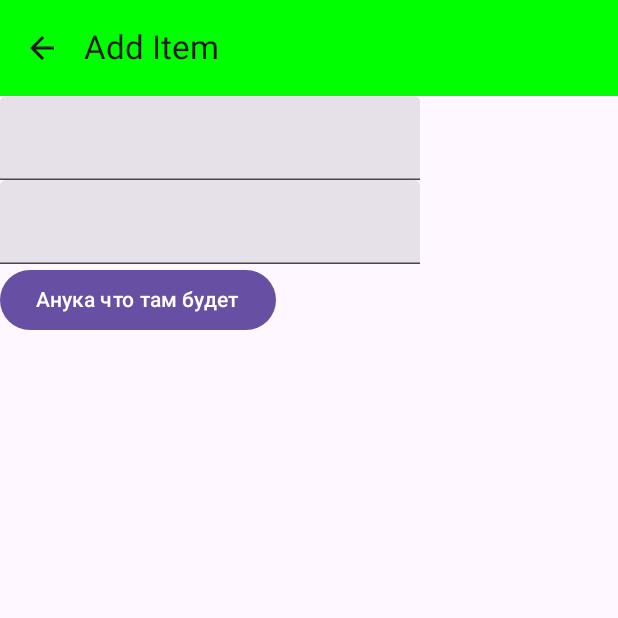
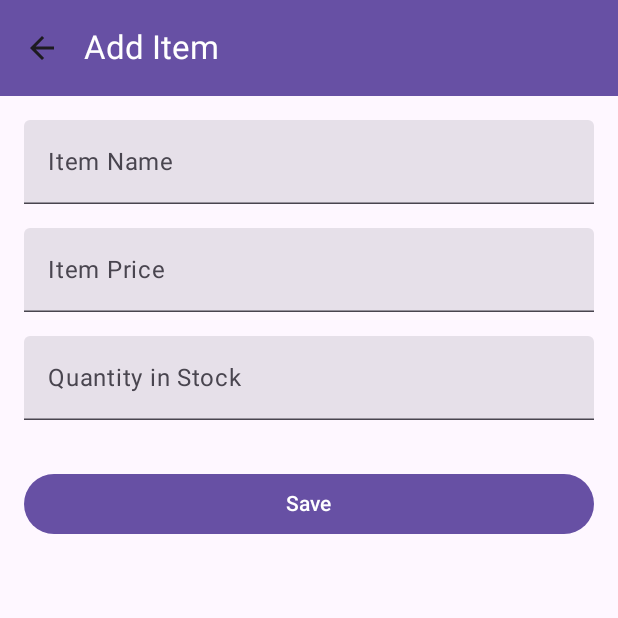
Before and after one commit to dmitrysukhov96/Inventory, an Android app built with Jetpack Compose: the AddItemScreen screen opened through its navigation route, on a phone screen of 412 x 824 dp, the top half of it. Run offline under Robolectric (Android 15) with nearby library versions, the phone set to English and light mode, and no system bars.

Commit message:
сделал макеты двух экранов

```diff
--- a/app/src/main/java/com/dmitrysukhov/inventory/Inventory.kt
+++ b/app/src/main/java/com/dmitrysukhov/inventory/Inventory.kt
@@ -4,11 +4,14 @@ import androidx.compose.foundation.layout.Column
 import androidx.compose.foundation.layout.Row
 import androidx.compose.foundation.layout.Spacer
 import androidx.compose.foundation.layout.fillMaxSize
+import androidx.compose.foundation.layout.fillMaxWidth
 import androidx.compose.foundation.layout.height
 import androidx.compose.foundation.layout.padding
 import androidx.compose.foundation.lazy.LazyColumn
+import androidx.compose.foundation.text.KeyboardOptions
 import androidx.compose.material3.Button
 import androidx.compose.material3.HorizontalDivider
+import androidx.compose.material3.OutlinedButton
 import androidx.compose.material3.Text
 import androidx.compose.material3.TextField
 import androidx.compose.runtime.Composable
@@ -18,6 +21,7 @@ import androidx.compose.runtime.saveable.rememberSaveable
 import androidx.compose.runtime.setValue
 import androidx.compose.ui.Alignment
 import androidx.compose.ui.Modifier
+import androidx.compose.ui.text.input.KeyboardType
 import androidx.compose.ui.text.style.TextAlign
 import androidx.compose.ui.tooling.preview.Preview
 import androidx.compose.ui.unit.dp
@@ -61,31 +65,49 @@ fun InventoryScreen() {
 @Composable
 fun AddItemScreen() {
     var name by rememberSaveable { mutableStateOf("") }
-    var surname by rememberSaveable { mutableStateOf("") }
-    var result by rememberSaveable { mutableStateOf("") }
-    Column {
-        TextField(value = name, onValueChange = { name = it })
-        TextField(value = surname, onValueChange = { surname = it })
-        Button(onClick = { result = "$name $surname" }) {
-            Text(text = "Анука что там будет")
-        }
-        Text(text = result, fontSize = 50.sp)
+    var price by rememberSaveable { mutableStateOf("") }
+    var quantity by rememberSaveable { mutableStateOf("") }
+    Column(modifier = Modifier.padding(16.dp)) {
+        TextField(name, { name = it }, modifier = Modifier.fillMaxWidth(), label = {
+            Text("Item Name")
+        })
+        Spacer(Modifier.height(16.dp))
+        TextField(
+            value = price,
+            onValueChange = { price = it },
+            modifier = Modifier.fillMaxWidth(),
+            keyboardOptions = KeyboardOptions.Default.copy(keyboardType = KeyboardType.Number),
+            label = { Text("Item Price") }
+        )
+        Spacer(Modifier.height(16.dp))
+        TextField(
+            value = quantity,
+            onValueChange = { quantity = it },
+            keyboardOptions = KeyboardOptions.Default.copy(keyboardType = KeyboardType.Number),
+            modifier = Modifier.fillMaxWidth(),
+            label = { Text("Quantity in Stock") }
+        )
+        Spacer(Modifier.height(32.dp))
+        Button({}, modifier = Modifier.fillMaxWidth()) { Text("Save") }
     }
 }
 
 @Composable
-fun EditItemScreen() {
-
-}
-
-@Composable
 fun ItemDetailsScreen() {
-
+    Column(Modifier.padding(16.dp)) {
+        Text("Asus Laptop", fontSize = 16.sp)
+        Spacer(Modifier.height(16.dp))
+        Text("$5,400.00", fontSize = 16.sp)
+        Spacer(Modifier.height(16.dp))
+        Text("Quantity in Stock: 30", fontSize = 16.sp)
+        Spacer(Modifier.height(16.dp))
+        Button({}, modifier = Modifier.fillMaxWidth()) { Text("Sell") }
+        OutlinedButton({}, modifier = Modifier.fillMaxWidth()) { Text("Delete") }
+    }
 }
 
 const val INVENTORY_SCREEN = "Inventory"
 const val ADD_ITEM_SCREEN = "Add Item"
-const val EDIT_ITEM_SCREEN = "Edit Item"
 const val ITEM_DETAILS_SCREEN = "Item Details"
 
 @Preview(showSystemUi = true)
--- a/app/src/main/java/com/dmitrysukhov/inventory/MainActivity.kt
+++ b/app/src/main/java/com/dmitrysukhov/inventory/MainActivity.kt
@@ -10,6 +10,7 @@ import androidx.compose.material3.Button
 import androidx.compose.material3.ExperimentalMaterial3Api
 import androidx.compose.material3.Icon
 import androidx.compose.material3.IconButton
+import androidx.compose.material3.MaterialTheme
 import androidx.compose.material3.Scaffold
 import androidx.compose.material3.Text
 import androidx.compose.material3.TopAppBar
@@ -39,7 +40,7 @@ fun MyApp() {
     val currentRoute = currentBackStackEntry?.destination?.route
     Scaffold(topBar = {
         TopAppBar(
-            title = { Text(text = currentRoute ?: "") },
+            title = { Text(text = currentRoute ?: "", color = Color.White) },
             navigationIcon = {
                 if (navController.previousBackStackEntry != null) {
                     IconButton(onClick = { navController.popBackStack() }) {
@@ -50,7 +51,7 @@ fun MyApp() {
                     }
                 }
             },
-            colors = topAppBarColors(containerColor = Color.Green)
+            colors = topAppBarColors(containerColor = MaterialTheme.colorScheme.primary)
         )
     }, floatingActionButton = {
         if (currentRoute == INVENTORY_SCREEN)
@@ -65,7 +66,6 @@ fun MyApp() {
         ) {
             composable(INVENTORY_SCREEN) { InventoryScreen() }
             composable(ADD_ITEM_SCREEN) { AddItemScreen() }
-            composable(EDIT_ITEM_SCREEN) { EditItemScreen() }
             composable(ITEM_DETAILS_SCREEN) { ItemDetailsScreen() }
         }
     }
```
